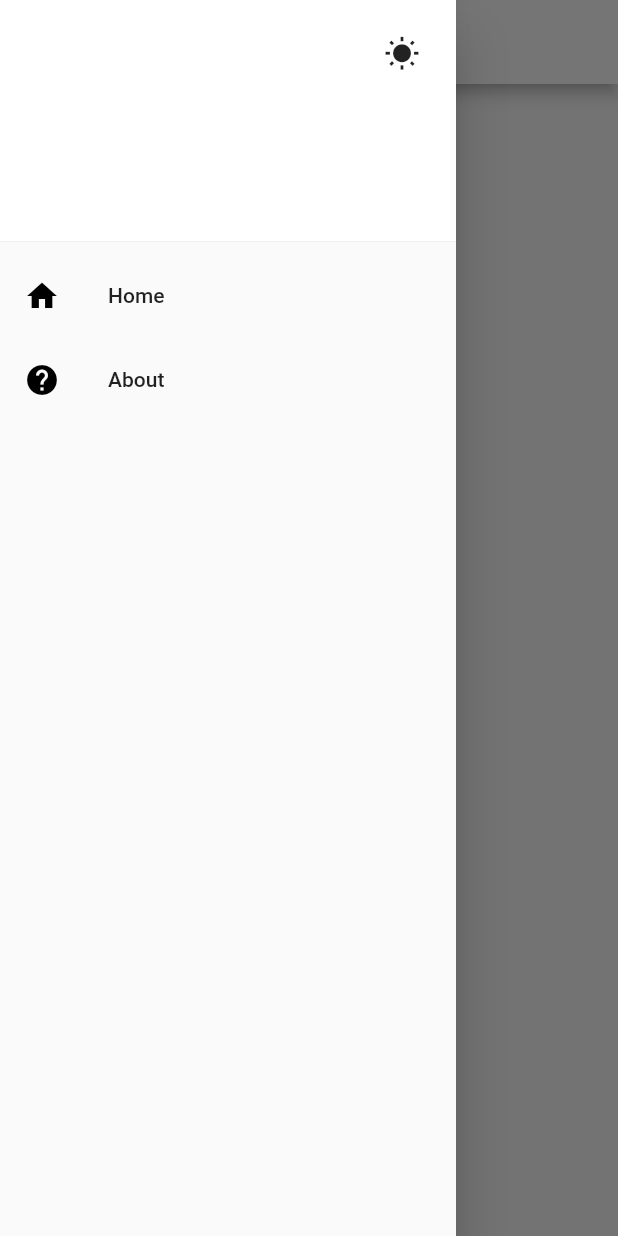
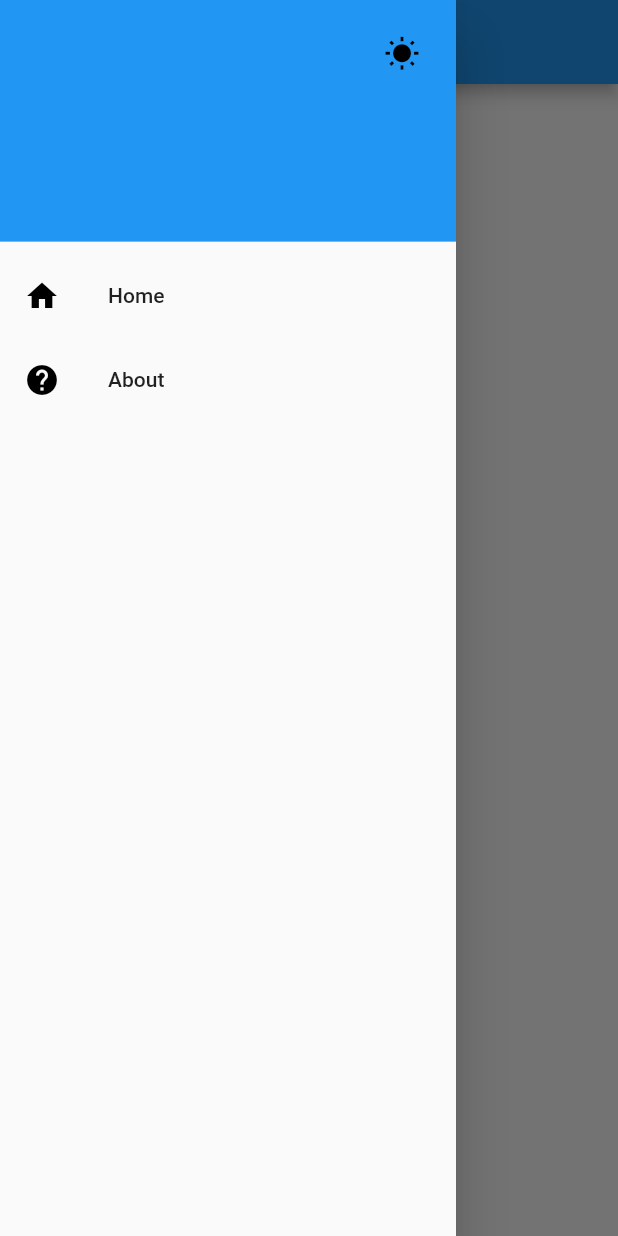
Before and after one commit to TusharSSurve/Flutter-Useful-Widgets-And-Plugins, a Flutter app: the screen it shows after launch, in the side drawer, after a tap on the "wb sunny" icon, on a phone screen of 412 x 824 dp. Run offline on Flutter 3.47's test engine with Material 2 defaults, Android fonts, the phone set to English and light mode, and no system bars; our stand-ins replace flutter_speed_dial.

Commit message:
update main

```diff
--- a/light_dark_theme/lib/main.dart
+++ b/light_dark_theme/lib/main.dart
@@ -1,4 +1,6 @@
 import 'package:flutter/material.dart';
+import 'package:light_dark_theme/theme.dart';
+import 'package:provider/provider.dart';
 
 void main() {
   runApp(MyApp());
@@ -7,9 +9,21 @@ void main() {
 class MyApp extends StatelessWidget {
   @override
   Widget build(BuildContext context) {
+    return ChangeNotifierProvider<ThemeChanger>(
+      create: (_) => ThemeChanger(ThemeData.dark()),
+      child: MaterialAppWithTheme(),
+    );
+  }
+}
+
+class MaterialAppWithTheme extends StatelessWidget {
+  @override
+  Widget build(BuildContext context) {
+    final theme = Provider.of<ThemeChanger>(context);
     return MaterialApp(
       title: 'Light Dark Theme',
       home: LightDark(),
+      theme: theme.getTheme(),
       debugShowCheckedModeBanner: false,
     );
   }
@@ -18,6 +32,7 @@ class MyApp extends StatelessWidget {
 class LightDark extends StatelessWidget {
   @override
   Widget build(BuildContext context) {
+    ThemeChanger _themeChanger = Provider.of<ThemeChanger>(context);
     return Scaffold(
       appBar: AppBar(
         centerTitle: true,
@@ -25,18 +40,23 @@ class LightDark extends StatelessWidget {
           'Theme',
           style: TextStyle(color: Colors.black),
         ),
-        backgroundColor: Colors.white,
         iconTheme: IconThemeData(color: Colors.black),
       ),
       drawer: Drawer(
         child: ListView(
           children: [
             UserAccountsDrawerHeader(
-                decoration: BoxDecoration(
-                  color: Colors.white,
-                ),
                 otherAccountsPictures: [
-                  IconButton(icon: Icon(Icons.wb_sunny), onPressed: () {})
+                  IconButton(
+                      icon: Icon(
+                        Icons.wb_sunny,
+                        color: Colors.black,
+                      ),
+                      onPressed: () {
+                        print(_themeChanger.getTheme());
+
+                        _themeChanger.setTheme(ThemeData.light());
+                      })
                 ],
                 //Icons.nights_stay_outlined
                 accountName: Text(''),
--- /dev/null
+++ b/light_dark_theme/lib/theme.dart
@@ -0,0 +1,14 @@
+import 'package:flutter/material.dart';
+
+class ThemeChanger with ChangeNotifier {
+  ThemeData _themeData;
+
+  ThemeChanger(this._themeData);
+
+  getTheme() => _themeData;
+
+  setTheme(ThemeData theme) {
+    _themeData = theme;
+    notifyListeners();
+  }
+}
--- a/light_dark_theme/pubspec.yaml
+++ b/light_dark_theme/pubspec.yaml
@@ -23,7 +23,7 @@ environment:
 dependencies:
   flutter:
     sdk: flutter
-
+  provider:
 
   # The following adds the Cupertino Icons font to your application.
   # Use with the CupertinoIcons class for iOS style icons.
```
Also changed, not shown: light_dark_theme/pubspec.lock.
